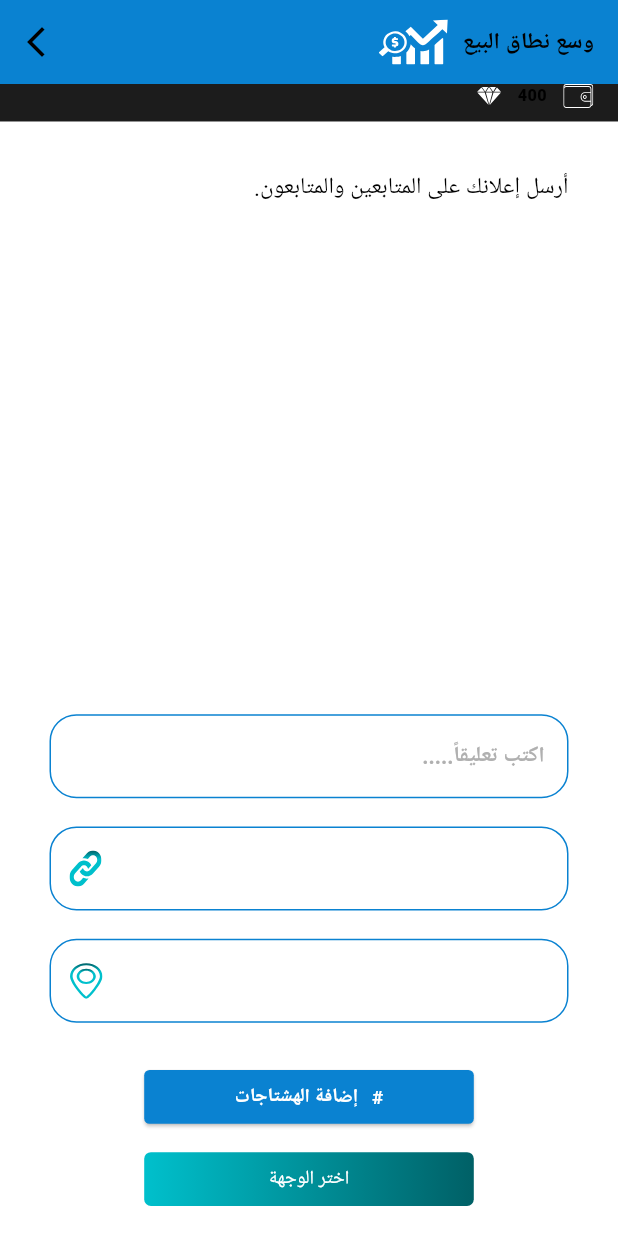
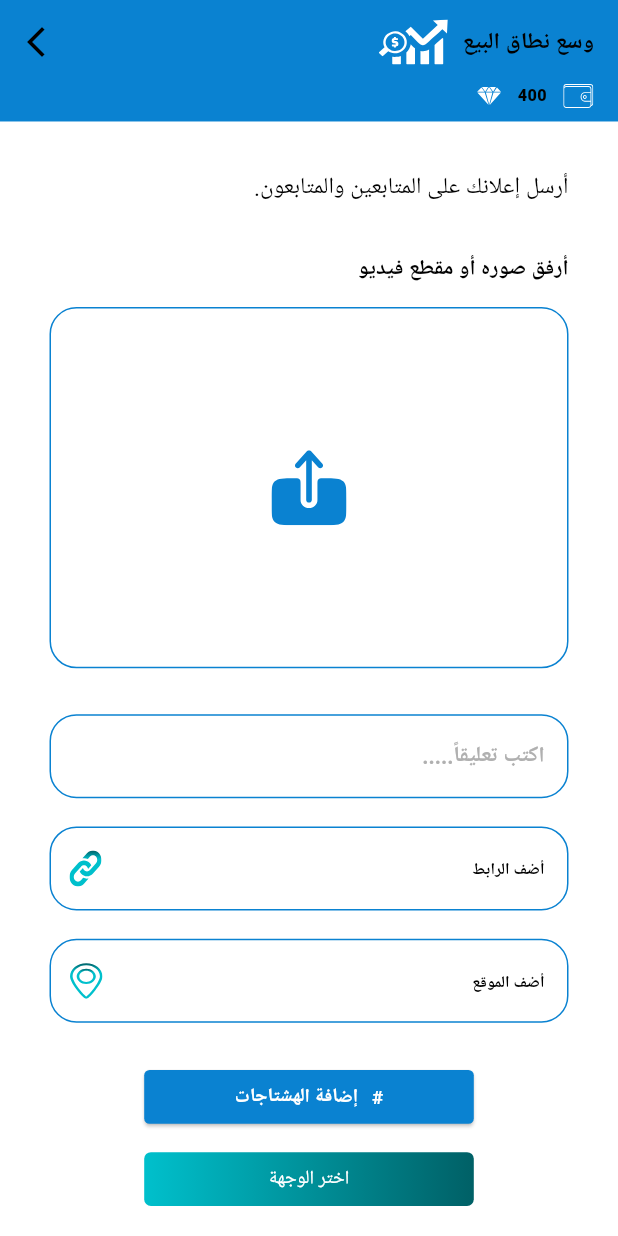
Before and after one commit to mohammedhedaya/-Sar-aat-Al-Tasweeq, a Flutter app: the LaunchYourInstaAdView screen opened by its route, after a tap on the "add" icon, after a tap on "أرسل إعلانك على المتابعين والمتابعون.", on a phone screen of 412 x 824 dp. Run offline on Flutter 3.47's test engine with Material 3 defaults, Android fonts, the phone set to English and light mode, and no system bars; our stand-ins replace adaptive_theme, carousel_slider, chat_bubbles, country_code_picker, device_preview, easy_localization and 11 more; missing offline and left inert: qr_code_scanner; accounts and stored records are empty; Roboto replaces fonts that are missing (Titillium Web).

Commit message:
Refactor instagram colors

```diff
--- a/lib/features/instagram/presentation/widgets/launch_your_insta_ad_view_body.dart
+++ b/lib/features/instagram/presentation/widgets/launch_your_insta_ad_view_body.dart
@@ -1,5 +1,6 @@
 import 'dart:io';
 
+import 'package:adaptive_theme/adaptive_theme.dart';
 import 'package:easy_localization/easy_localization.dart';
 import 'package:flutter/material.dart';
 import 'package:flutter_screenutil/flutter_screenutil.dart';
@@ -37,6 +38,7 @@ class _LaunchYourInstaAdViewBodyState extends State<LaunchYourInstaAdViewBody> {
 
   @override
   Widget build(BuildContext context) {
+    final isDark = AdaptiveTheme.of(context).mode == AdaptiveThemeMode.dark;
     return SingleChildScrollView(
       child: Padding(
         padding: const EdgeInsets.all(30.0),
@@ -55,7 +57,7 @@ class _LaunchYourInstaAdViewBodyState extends State<LaunchYourInstaAdViewBody> {
               child: Text(
                 "Attach a photo or video".tr(context: context),
                 style: AppStyles.style16W600.copyWith(
-                  color: Colors.white,
+                  color: isDark ? Colors.white : Colors.black,
                 ),
               ),
             ),
@@ -69,12 +71,19 @@ class _LaunchYourInstaAdViewBodyState extends State<LaunchYourInstaAdViewBody> {
                 decoration: BoxDecoration(
                   color: Colors.white.withOpacity(0.10),
                   borderRadius: BorderRadius.circular(20.r),
+                  border: Border.all(
+                    color: isDark ? Colors.transparent : AppColors.blueLight,
+                  ),
                 ),
                 child: Center(
                   child: _mediaFile != null
                       ? _mediaFile!.path.endsWith('.mp4')
                           ? SvgPicture.asset(
                               Assets.imagesUploadIcon,
+                              colorFilter: ColorFilter.mode(
+                                isDark ? Colors.white : AppColors.blueLight,
+                                BlendMode.srcIn,
+                              ),
                             )
                           : Image.file(
                               _mediaFile!,
@@ -82,6 +91,10 @@ class _LaunchYourInstaAdViewBodyState extends State<LaunchYourInstaAdViewBody> {
                             )
                       : SvgPicture.asset(
                           Assets.imagesUploadIcon,
+                          colorFilter: ColorFilter.mode(
+                            isDark ? Colors.white : AppColors.blueLight,
+                            BlendMode.srcIn,
+                          ),
                         ),
                 ),
               ),
@@ -100,7 +113,8 @@ class _LaunchYourInstaAdViewBodyState extends State<LaunchYourInstaAdViewBody> {
               fiiledColor: AppColors.whiteColor.withOpacity(0.10),
               hintText: "addLink".tr(context: context),
               hintStyle: AppStyles.style12W700.copyWith(
-                color: const Color(0xffffffff),
+                color:
+                    isDark ? const Color(0xffffffff) : const Color(0xff000000),
               ),
               suffixIcon: Transform.scale(
                 scale: 0.5,
@@ -115,7 +129,8 @@ class _LaunchYourInstaAdViewBodyState extends State<LaunchYourInstaAdViewBody> {
               fiiledColor: AppColors.whiteColor.withOpacity(0.10),
               hintText: "addLocation".tr(context: context),
               hintStyle: AppStyles.style12W700.copyWith(
-                color: const Color(0xffffffff),
+                color:
+                    isDark ? const Color(0xffffffff) : const Color(0xff000000),
               ),
               suffixIcon: Transform.scale(
                 scale: 0.5,
--- a/lib/features/instagram/presentation/widgets/send_your_ad_to_followrs_view_body.dart
+++ b/lib/features/instagram/presentation/widgets/send_your_ad_to_followrs_view_body.dart
@@ -43,7 +43,7 @@ class _SendYourAdToFollowersViewBodyState
       children: [
         Container(
           width: double.infinity,
-          color: isDark ? AppColors.navBarColor : AppColors.navBarColor,
+          color: isDark ? AppColors.navBarColor : AppColors.blueLight,
           padding: EdgeInsetsDirectional.only(start: 15.w, bottom: 10.h),
           child: Row(
             children: [
@@ -82,7 +82,7 @@ class _SendYourAdToFollowersViewBodyState
                   Text(
                     "Attach a photo or video".tr(context: context),
                     style: AppStyles.style16W600.copyWith(
-                      color: Colors.white,
+                      color: isDark ? Colors.white : Colors.black,
                     ),
                   ),
                   SizedBox(height: 17.h),
@@ -110,6 +110,10 @@ class _SendYourAdToFollowersViewBodyState
                       padding: const EdgeInsets.all(20),
                       decoration: BoxDecoration(
                         color: Colors.white.withOpacity(0.10),
+                        border: Border.all(
+                          color:
+                              isDark ? Colors.transparent : AppColors.blueLight,
+                        ),
                         borderRadius: BorderRadius.circular(20.r),
                       ),
                       child: Center(
@@ -117,6 +121,12 @@ class _SendYourAdToFollowersViewBodyState
                             ? _mediaFile!.path.endsWith('.mp4')
                                 ? SvgPicture.asset(
                                     Assets.imagesUploadIcon,
+                                    colorFilter: ColorFilter.mode(
+                                      isDark
+                                          ? AppColors.whiteColor
+                                          : AppColors.blueLight,
+                                      BlendMode.srcIn,
+                                    ),
                                   )
                                 : Image.file(
                                     _mediaFile!,
@@ -124,6 +134,12 @@ class _SendYourAdToFollowersViewBodyState
                                   )
                             : SvgPicture.asset(
                                 Assets.imagesUploadIcon,
+                                colorFilter: ColorFilter.mode(
+                                  isDark
+                                      ? AppColors.whiteColor
+                                      : AppColors.blueLight,
+                                  BlendMode.srcIn,
+                                ),
                               ),
                       ),
                     ),
@@ -143,7 +159,9 @@ class _SendYourAdToFollowersViewBodyState
                     fiiledColor: AppColors.whiteColor.withOpacity(0.10),
                     hintText: "addLink".tr(context: context),
                     hintStyle: AppStyles.style12W700.copyWith(
-                      color: const Color(0xffffffff),
+                      color: isDark
+                          ? const Color(0xffffffff)
+                          : const Color(0xff000000),
                     ),
                     suffixIcon: Transform.scale(
                       scale: 0.5,
@@ -157,7 +175,9 @@ class _SendYourAdToFollowersViewBodyState
                     fiiledColor: AppColors.whiteColor.withOpacity(0.10),
                     hintText: "addLocation".tr(context: context),
                     hintStyle: AppStyles.style12W700.copyWith(
-                      color: const Color(0xffffffff),
+                      color: isDark
+                          ? const Color(0xffffffff)
+                          : const Color(0xff000000),
                     ),
                     suffixIcon: Transform.scale(
                       scale: 0.5,
```
Also changed, not shown: lib/features/instagram/presentation/views/instagram_user_details/instagram_user_details_select_followers_page.dart (+6 -4 lines), lib/features/instagram/presentation/views/instagram_user_details/instagram_user_details_select_followings_page.dart (+8 -6 lines), lib/features/instagram/presentation/views/instagram_user_details_view.dart (+14 -5 lines), lib/features/instagram/presentation/widgets/choose_person_and_send_ad_view_body.dart (+27 -5 lines), lib/features/instagram/presentation/widgets/custom_pick_media_dialog.dart (+6 -2 lines), lib/features/instagram/presentation/widgets/instagram_view_body.dart (+6 -2 lines).
